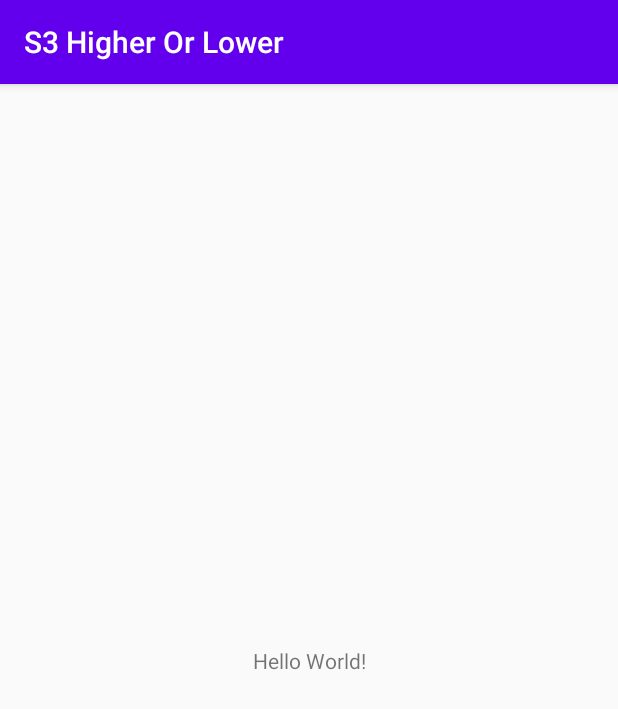
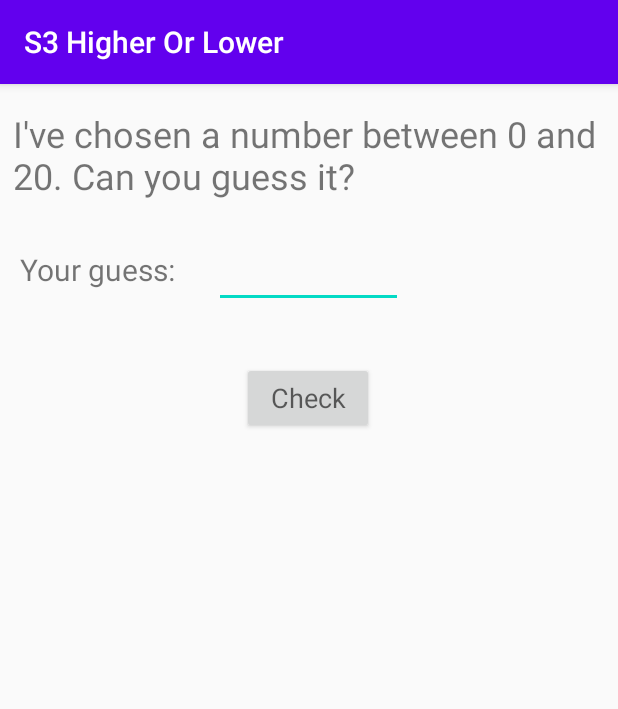
Before and after one commit to Udemy-The-Complete-Android-Dev-Course/S3-Higher-Or-Lower, an Android app: the screen it shows after launch (MainActivity), on a phone screen of 412 x 824 dp. Shown: the top 709 px of the screen. Run offline under Robolectric (Android 15) with nearby library versions, the phone set to English and light mode, and no system bars.

Commit message:
Implement basic version of game.

```diff
--- a/app/src/main/java/ldansorean/s3higherorlower/MainActivity.java
+++ b/app/src/main/java/ldansorean/s3higherorlower/MainActivity.java
@@ -3,12 +3,40 @@ package ldansorean.s3higherorlower;
 import androidx.appcompat.app.AppCompatActivity;
 
 import android.os.Bundle;
+import android.util.Log;
+import android.view.View;
+import android.widget.EditText;
+import android.widget.Toast;
+
+import java.util.Random;
 
 public class MainActivity extends AppCompatActivity {
+
+    private int randomNumber;
 
     @Override
     protected void onCreate(Bundle savedInstanceState) {
         super.onCreate(savedInstanceState);
         setContentView(R.layout.activity_main);
+
+        Random randomGenerator = new Random();
+        randomNumber = randomGenerator.nextInt(21);
+        Log.i("number", String.valueOf(randomNumber));
+    }
+
+    public void validateGuess(View view) {
+        EditText userGuessET = findViewById(R.id.userGuess);
+        Integer userGuess = Integer.parseInt(userGuessET.getText().toString());
+
+        String message = "";
+        if (userGuess == randomNumber) {
+            message = "Congratulations! You've got it!";
+        } else if (userGuess > randomNumber) {
+            message = "Your number is too high.";
+        } else {
+            message = "Your number is too low";
+        }
+
+        Toast.makeText(getApplicationContext(), message, Toast.LENGTH_LONG).show();
     }
 }
--- a/app/src/main/res/layout/activity_main.xml
+++ b/app/src/main/res/layout/activity_main.xml
@@ -7,12 +7,55 @@
     tools:context=".MainActivity">
 
     <TextView
+        android:id="@+id/textView2"
+        android:layout_width="395dp"
+        android:layout_height="68dp"
+        android:text="I've chosen a number between 0 and 20. Can you guess it?"
+        android:textSize="24sp"
+        app:layout_constraintBottom_toBottomOf="parent"
+        app:layout_constraintEnd_toEndOf="parent"
+        app:layout_constraintLeft_toLeftOf="parent"
+        app:layout_constraintRight_toRightOf="parent"
+        app:layout_constraintStart_toStartOf="parent"
+        app:layout_constraintTop_toTopOf="parent"
+        app:layout_constraintVertical_bias="0.024" />
+
+    <TextView
+        android:id="@+id/textView"
         android:layout_width="wrap_content"
         android:layout_height="wrap_content"
-        android:text="Hello World!"
-        app:layout_constraintBottom_toBottomOf="parent"
-        app:layout_constraintLeft_toLeftOf="parent"
-        app:layout_constraintRight_toRightOf="parent"
-        app:layout_constraintTop_toTopOf="parent" />
+        android:layout_marginTop="25dp"
+        android:text="Your guess: "
+        android:textSize="20sp"
+        app:layout_constraintEnd_toEndOf="parent"
+        app:layout_constraintHorizontal_bias="0.045"
+        app:layout_constraintStart_toStartOf="parent"
+        app:layout_constraintTop_toBottomOf="@+id/textView2" />
+
+    <EditText
+        android:id="@+id/userGuess"
+        android:layout_width="126dp"
+        android:layout_height="41dp"
+        android:layout_marginTop="23dp"
+        android:ems="10"
+        android:inputType="number"
+        android:textSize="20sp"
+        app:layout_constraintEnd_toEndOf="parent"
+        app:layout_constraintHorizontal_bias="0.498"
+        app:layout_constraintStart_toStartOf="parent"
+        app:layout_constraintTop_toBottomOf="@+id/textView2" />
+
+    <Button
+        android:id="@+id/button"
+        android:layout_width="wrap_content"
+        android:layout_height="wrap_content"
+        android:layout_marginTop="36dp"
+        android:onClick="validateGuess"
+        android:text="Check"
+        android:textAppearance="@style/TextAppearance.AppCompat.Medium"
+        app:layout_constraintEnd_toEndOf="parent"
+        app:layout_constraintHorizontal_bias="0.498"
+        app:layout_constraintStart_toStartOf="parent"
+        app:layout_constraintTop_toBottomOf="@+id/userGuess" />
 
 </androidx.constraintlayout.widget.ConstraintLayout>
```
Also changed, not shown: 1 other file.
